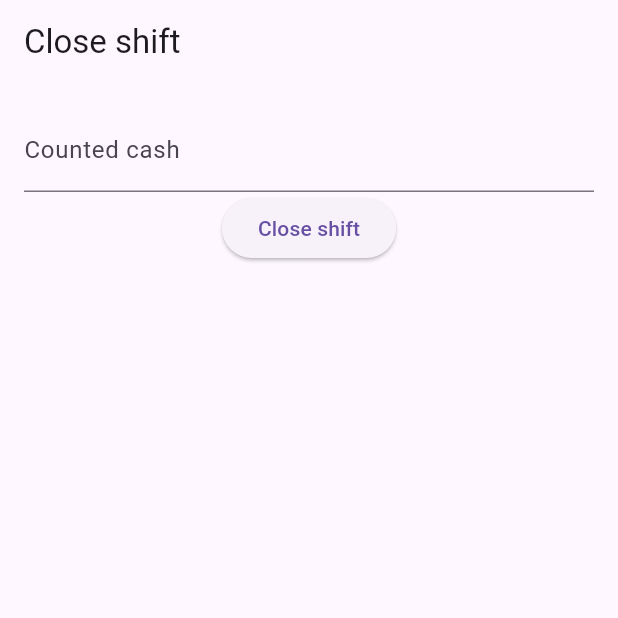
After one commit to robernet/laraship-payment-gateway, a Flutter app: the CloseShiftScreen screen opened by its route, after a tap on "Close shift", on a phone screen of 412 x 824 dp, the top half of it. The commit adds this screen. Run offline on Flutter 3.47's test engine with Material 3 defaults, Android fonts, the phone set to English and light mode, and no system bars; our stand-ins replace dio, flutter_riverpod, flutter_secure_storage, freezed_annotation, go_router; accounts and stored records are empty.

Commit message:
feat(pos): shift close with reconciliation

```diff
--- /dev/null
+++ b/apps/pos/lib/features/shift/presentation/close_shift_screen.dart
@@ -0,0 +1,91 @@
+import 'package:core/core.dart';
+import 'package:flutter/material.dart';
+import 'package:flutter_riverpod/flutter_riverpod.dart';
+
+import '../domain/shift_state.dart';
+
+class CloseShiftScreen extends ConsumerStatefulWidget {
+  const CloseShiftScreen({super.key, required this.onDone});
+
+  final VoidCallback onDone;
+
+  @override
+  ConsumerState<CloseShiftScreen> createState() => _CloseShiftScreenState();
+}
+
+class _CloseShiftScreenState extends ConsumerState<CloseShiftScreen> {
+  final _countedAmount = TextEditingController();
+  Shift? _closed;
+  String? _error;
+  bool _loading = false;
+
+  @override
+  void dispose() {
+    _countedAmount.dispose();
+    super.dispose();
+  }
+
+  Future<void> _submit() async {
+    setState(() {
+      _loading = true;
+      _error = null;
+    });
+    try {
+      final major = double.parse(_countedAmount.text);
+      // ponytail: rounds to the nearest cent — fine for a POS simulator's
+      // manual cash-count entry, not a precision cash-handling parser.
+      final minor = (major * 100).round();
+      final closed = await ref.read(shiftProvider.notifier).close(countedAmountMinor: minor);
+      setState(() => _closed = closed);
+    } on ApiException catch (e) {
+      setState(() => _error = e.message);
+    } finally {
+      if (mounted) setState(() => _loading = false);
+    }
+  }
+
+  @override
+  Widget build(BuildContext context) {
+    final closed = _closed;
+    return Scaffold(
+      appBar: AppBar(title: const Text('Close shift')),
+      body: Padding(
+        padding: const EdgeInsets.all(16),
+        child: closed == null ? _buildForm() : _buildResult(closed),
+      ),
+    );
+  }
+
+  Widget _buildForm() {
+    return Column(
+      children: [
+        TextField(
+          controller: _countedAmount,
+          key: const Key('counted_amount_input'),
+          keyboardType: const TextInputType.numberWithOptions(decimal: true),
+          decoration: const InputDecoration(labelText: 'Counted cash'),
+        ),
+        if (_error != null) Text(_error!),
+        ElevatedButton(
+          key: const Key('close_shift_submit'),
+          onPressed: _loading ? null : _submit,
+          child: _loading ? const CircularProgressIndicator() : const Text('Close shift'),
+        ),
+      ],
+    );
+  }
+
+  Widget _buildResult(Shift closed) {
+    return Column(
+      key: const Key('close_shift_result'),
+      children: [
+        Text('Discrepancy: ${closed.discrepancyMinor ?? 0}'),
+        ElevatedButton(
+          key: const Key('close_shift_done'),
+          onPressed: widget.onDone,
+          child: const Text('Start new shift'),
+        ),
+      ],
+    );
+  }
+}
--- a/apps/pos/lib/router.dart
+++ b/apps/pos/lib/router.dart
@@ -5,6 +5,7 @@ import 'package:go_router/go_router.dart';
 import 'features/auth/domain/auth_state.dart';
 import 'features/auth/presentation/login_screen.dart';
 import 'features/shift/domain/shift_state.dart';
+import 'features/shift/presentation/close_shift_screen.dart';
 import 'features/shift/presentation/open_shift_screen.dart';
 import 'features/shift/presentation/shift_transactions_screen.dart';
 import 'features/payment_reference/presentation/reference_lookup_screen.dart';
@@ -64,6 +65,15 @@ final routerProvider = Provider<GoRouter>((ref) {
           onCloseShift: () => context.go('/shift/close'),
         ),
       ),
+      GoRoute(
+        path: '/shift/close',
+        builder: (context, state) => CloseShiftScreen(
+          onDone: () {
+            ref.read(shiftProvider.notifier).reset();
+            context.go('/');
+          },
+        ),
+      ),
     ],
   );
 });
```
Also changed, not shown: 1 other file.
